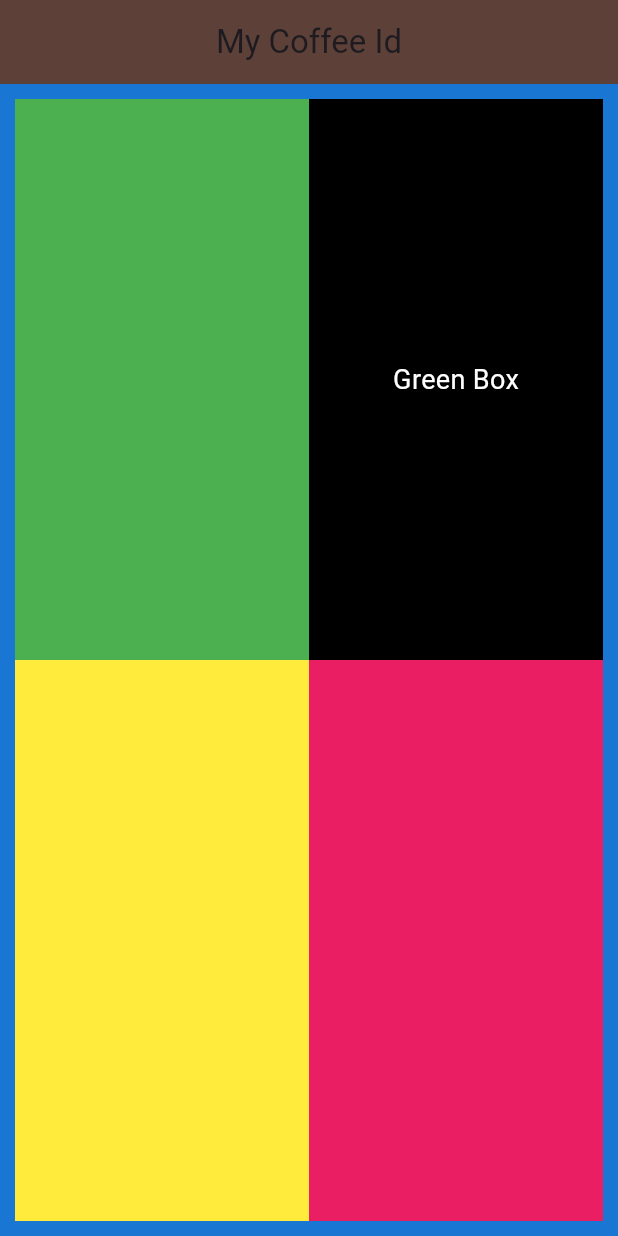
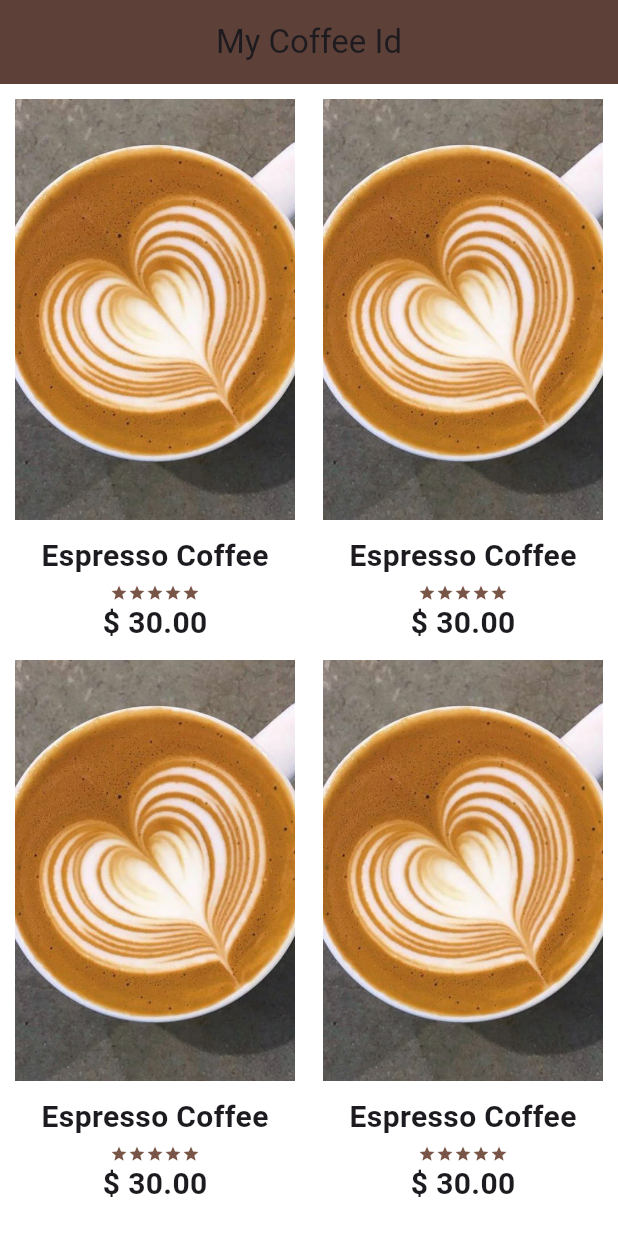
Before and after one commit to koechio/COFFEE_CARD, a Flutter app: the screen it shows after launch, on a phone screen of 412 x 824 dp. Run offline on Flutter 3.47's test engine with Material 3 defaults, Android fonts, the phone set to English and light mode, and no system bars.

Commit message:
feat: modularize coffee card into a reusable widget, add spacer between coffee columns

```diff
--- a/lib/main.dart
+++ b/lib/main.dart
@@ -1,16 +1,18 @@
 import 'package:flutter/material.dart';
 
 void main() {
-  runApp( MaterialApp(
+  runApp(
+    MaterialApp(
       home: Scaffold(
         appBar: AppBar(
           title: Text("My Coffee Id"),
           backgroundColor: Colors.brown[700]!,
           centerTitle: true,
         ),
-    body:  const Home(),
+        body: const Home(),
       ),
-  ));
+    ),
+  );
 }
 
 class Home extends StatelessWidget {
@@ -19,54 +21,141 @@ const Home({super.key});
   @override
   Widget build(BuildContext context) {
     return Container(
-      color: Colors.blue[700]!,
+      color: Colors.white,
       padding: const EdgeInsets.all(10),
 
       child: Row(
-      children: [Expanded(
+        children: [
+          Expanded(
+            // This is the box that represents a vertical split of  the screen
+            flex: 10,
+            child: Column(
+              // the coffee tile tile on top
+              children: [
+                Expanded(
+                  flex: 1,
+
+                  child: Row(
+                    children: [
+                      Expanded(
+                  flex: 1,
+                  child: CoffeeTile(
+                  name: "Espresso Coffee",
+                  imagepath: 'assets/images/Mocha.jpg',
+                  price: "30.00")
+                ),
+                    ],
+                  ),
+                ),
+
+                Expanded(
+                  flex: 1,
+                  child: CoffeeTile(
+                  name: "Espresso Coffee",
+                  imagepath: 'assets/images/Mocha.jpg',
+                  price: "30.00")
+                ),
+              ],
+            ),
+          ),
+          const Spacer(flex: 1,),
+          Expanded(
+            // Second Half of the screen
+            flex: 10,
+            child: Column(
+              // The Top Column
+              children: [
+                Expanded(
+                  flex: 1,
+                  child: CoffeeTile(
+                  name: "Espresso Coffee",
+                  imagepath: 'assets/images/Mocha.jpg',
+                  price: "30.00")
+                ),
+
+                Expanded(
+                  flex: 1,
+                  child: CoffeeTile(
+                  name: "Espresso Coffee",
+                  imagepath: 'assets/images/Mocha.jpg',
+                  price: "30.00")
+                ),
+              ],
+            ),
+          ),
+        ],
+      ),
+    );
+  }
+}
+
+class CoffeeTile extends StatelessWidget {
+  final String name;
+  final String imagepath;
+  final String price;
+  const CoffeeTile(
+  {super.key,
+  required this.name,
+  required this.imagepath,
+  required this.price,} );
+
+  @override
+  Widget build(BuildContext context) {
+    return  Column(
+                          children: [
+                            Expanded(
+                              flex: 3,
+                              child: Image.asset(
+                                // the image in the coffee Tile
+                                imagepath,
+                                fit: BoxFit.cover,
+                              ),
+                            ),
+
+                            Expanded(
+                              // Lower part of cofee
                               flex: 1,
                               child: Column(
-        children: [Expanded(
-          flex: 1,
-          child: Container(
-            color: Colors.green,
-          ),),
-           Expanded(
-          flex: 1,
-          child: Container(
-            color: Colors.yellow,
-          ))],
-
-      ),
-    ),
+                                children: [
                                   Expanded(
                                     flex: 1,
                                     child: Column(
-        children: [Expanded(
-          flex: 1,
-          child: Container(
-            color: Colors.black,
-            child:const Center( child: Text("Green Box",
-            style: TextStyle(color: Colors.white, fontSize: 18),
-            ))),
+                                      mainAxisAlignment: MainAxisAlignment.center,
+                                      children:[
+                                        Text(// This is the text, The name of the coffee
+                                        name,
+                                        style: TextStyle(
+                                                          fontSize: 20,
+                                                          fontWeight: FontWeight.bold,),
                                                           ),
-           Expanded(
-          flex: 1,
-          child: Container(
-            color: Colors.pink,
-          ))],
 
+                                    const SizedBox(height: 4,),
+                                    Row(
+                                      mainAxisAlignment: MainAxisAlignment.center,
+                                      children: [
+                                      Icon(Icons.star, color: Colors.brown, size: 12,),
+                                      Icon(Icons.star, color: Colors.brown, size: 12,),
+                                      Icon(Icons.star, color: Colors.brown, size: 12,),
+                                      Icon(Icons.star, color: Colors.brown, size: 12,),
+                                      Icon(Icons.star, color: Colors.brown, size: 12,)
+
+                                      ],
                                     ),
-    ),  ]
+                                      //This is the price block
+                                      Text(
+                                        "\$ $price",
+                                        style: TextStyle(
+                                          fontSize: 20,
+                                          fontWeight: FontWeight.bold,
+                                        ),
+                                      ),
+                                      ],
+                                  ),
+                                  ),
+                                ],
 
-    )
+                              ),),],);
 
 
-
-
-
-
-
-      );
   }
 }
```
Also changed, not shown: pubspec.yaml (+3 -4 lines). Lines whose indentation alone changed are shown as unchanged.
